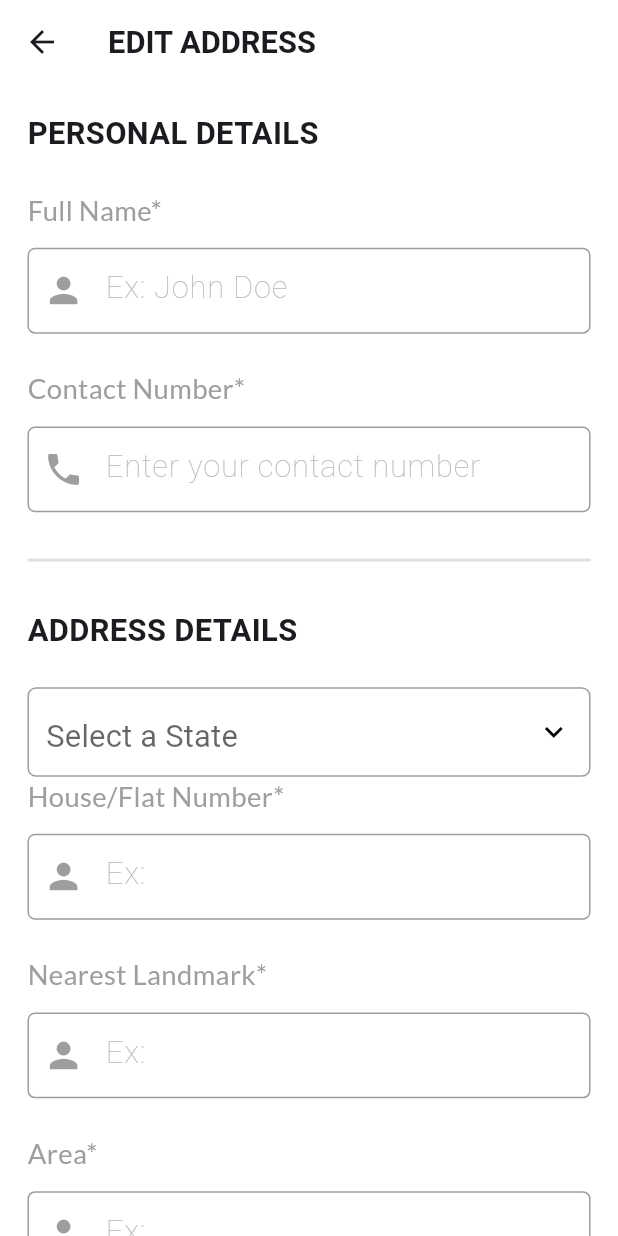
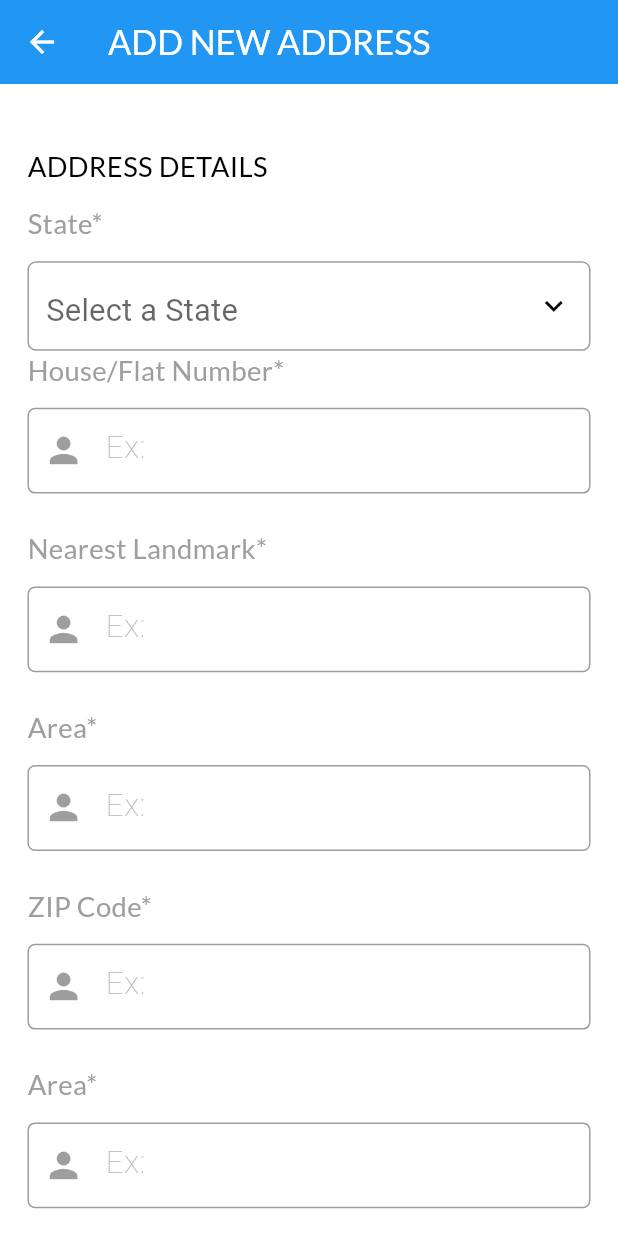
Before and after one commit to rudramistry001/E-COM-UI, a Flutter app: the EditAddressScreen screen opened directly, on a phone screen of 412 x 824 dp. Run offline on Flutter 3.47's test engine with Material 3 defaults, Android fonts, the phone set to English and light mode, and no system bars; our stand-ins replace cached_network_image, flutter_screenutil, flutter_svg; network calls fail; Roboto replaces fonts that are missing (Metrophobic).

Commit message:
manage address init ui

```diff
--- a/lib/screens/profile/edit_address_screen.dart
+++ b/lib/screens/profile/edit_address_screen.dart
@@ -1,6 +1,8 @@
 import 'package:e_com_ui/screens/profile/widgets/custom_divider.dart';
 import 'package:e_com_ui/screens/profile/widgets/custom_textfield.dart';
 import 'package:e_com_ui/screens/profile/widgets/custom_textfield_label.dart';
+import 'package:e_com_ui/widgets/custom_app_bar.dart';
+import 'package:e_com_ui/widgets/text_wideget.dart';
 import 'package:flutter/material.dart';
 import 'package:flutter_screenutil/flutter_screenutil.dart';
 
@@ -71,109 +73,28 @@ class _EditAddressScreenState extends State<EditAddressScreen> {
   @override
   Widget build(BuildContext context) {
     return Scaffold(
-      appBar: AppBar(
-        title: Text(
-          "EDIT ADDRESS",
-          style: TextStyle(
-              fontFamily: "Metrophobic",
-              fontSize: 18.sp,
-              fontWeight: FontWeight.bold),
-        ),
-      ),
+      appBar: CustomAppBar(appbartext: "ADD NEW ADDRESS"),
       body: SingleChildScrollView(
         child: Padding(
           padding: EdgeInsets.all(16.0.sp),
           child: Column(
             children: [
+              20.verticalSpace,
               Align(
                 alignment: Alignment.centerLeft,
-                child: Text(
-                  "PERSONAL DETAILS",
-                  style: TextStyle(
-                      fontFamily: "Metrophobic",
-                      fontSize: 18.sp,
-                      fontWeight: FontWeight.bold),
+                child: CustomText(
+                  text: "ADDRESS DETAILS",
+                  textType: TextType.bodyLarge,
+                  textWeight: TextWeight.regular,
+                  color: Colors.black,
                 ),
               ),
-              20.verticalSpace,
+              10.verticalSpace,
               const CustomTextFieldLabel(
-                labelText: "Full Name*",
+                labelText: "State*",
                 fontColor: Colors.grey,
                 fontWeight: FontWeight.w400,
               ),
-              CustomStyledTextField(
-                controller: housenoController,
-                keyboardType: TextInputType.name,
-                hintText: "Ex: John Doe",
-                prefixIcon: const Icon(Icons.person),
-                validator: (val) {
-                  if (val == null || val.isEmpty) {
-                    return 'Full Name is a required field'; // Validation: must not be empty
-                  }
-                  return null;
-                },
-                onValidationChanged: (isValid) {
-                  setState(() {
-                    isHouseNoValid = isValid;
-                  });
-                },
-                errorText: isHouseNoValid
-                    ? null
-                    : 'Full Name is a required field', // Show error when invalid
-              ),
-              20.verticalSpace,
-              const CustomTextFieldLabel(
-                labelText: "Contact Number*",
-                fontColor: Colors.grey,
-                fontWeight: FontWeight.w400,
-              ),
-
-              // Mobile Number field with validation
-              CustomStyledTextField(
-                hintText: "Enter your contact number",
-                prefixIcon: const Icon(Icons.phone),
-                keyboardType: TextInputType.phone,
-                controller: contactnoController,
-                validator: (value) {
-                  if (value == null || value.isEmpty) {
-                    return "Contact number is required";
-                  } else if (value.length < 10 ||
-                      !RegExp(r'^\d+$').hasMatch(value)) {
-                    return "Mobile number must be at least 10 digits";
-                  } else if (value.length > 10 ||
-                      !RegExp(r'^\d+$').hasMatch(value)) {
-                    return "Mobile number must be of only 10 digits";
-                  }
-                  return null;
-                },
-                onValidationChanged: (isValid) {
-                  setState(() {
-                    isContactNumberValid = isValid;
-                  });
-                },
-                errorText: isContactNumberValid
-                    ? null
-                    : "Mobile number must be at least 10 digits",
-              ),
-              20.verticalSpace,
-              CustomLineDivider(
-                thickness: 2.0,
-                indent: 0.0,
-                endIndent: 0.0,
-              ),
-              20.verticalSpace,
-              Align(
-                alignment: Alignment.centerLeft,
-                child: Text(
-                  "ADDRESS DETAILS",
-                  style: TextStyle(
-                    fontFamily: "Metrophobic",
-                    fontSize: 18.sp,
-                    fontWeight: FontWeight.bold,
-                  ),
-                ),
-              ),
-              20.verticalSpace,
               Container(
                 width: 360.w,
                 height: 50.h,
--- a/lib/screens/profile/manage_address_screen.dart
+++ b/lib/screens/profile/manage_address_screen.dart
@@ -1,3 +1,4 @@
+import 'package:e_com_ui/screens/profile/edit_address_screen.dart';
 import 'package:e_com_ui/screens/profile/widgets/select_address_card.dart';
 import 'package:e_com_ui/widgets/custom_app_bar.dart';
 import 'package:e_com_ui/widgets/custom_elevated_button.dart';
@@ -68,7 +69,13 @@ class _SavedAddressScreenState extends State<SavedAddressScreen> {
             ),
             30.verticalSpace,
             CustomElevatedButtonWithIcon(
-              onPressed: () {},
+              onPressed: () {
+                Navigator.push(
+                  context,
+                  MaterialPageRoute(
+                      builder: (context) => const EditAddressScreen()),
+                );
+              },
               text: "Add New Address",
               icon: Icons.add,
               height: 50.sp,
--- a/lib/screens/profile/widgets/custom_textfield_label.dart
+++ b/lib/screens/profile/widgets/custom_textfield_label.dart
@@ -1,27 +1,28 @@
+import 'package:e_com_ui/widgets/text_wideget.dart';
 import 'package:flutter/material.dart';
-import 'package:flutter_screenutil/flutter_screenutil.dart';
 
 class CustomTextFieldLabel extends StatelessWidget {
   final String? labelText;
   final FontWeight? fontWeight;
   final Color? fontColor;
 
-  const CustomTextFieldLabel(
-      {super.key, this.labelText, this.fontWeight, this.fontColor});
+  const CustomTextFieldLabel({
+    super.key,
+    this.labelText,
+    this.fontWeight,
+    this.fontColor,
+  });
 
   @override
   Widget build(BuildContext context) {
     return Container(
       padding: const EdgeInsets.only(bottom: 12),
       alignment: Alignment.centerLeft,
-      child: Text(
-        labelText!,
-        style: TextStyle(
-          fontFamily: "Lato",
-          color: fontColor,
-          fontWeight: fontWeight,
-          fontSize: 16.sp,
-        ),
+      child: CustomText(
+        text: labelText ?? '',
+        textType: TextType.bodyLarge,
+        textWeight: TextWeight.regular,
+        color: fontColor ?? Colors.black,
       ),
     );
   }
```
